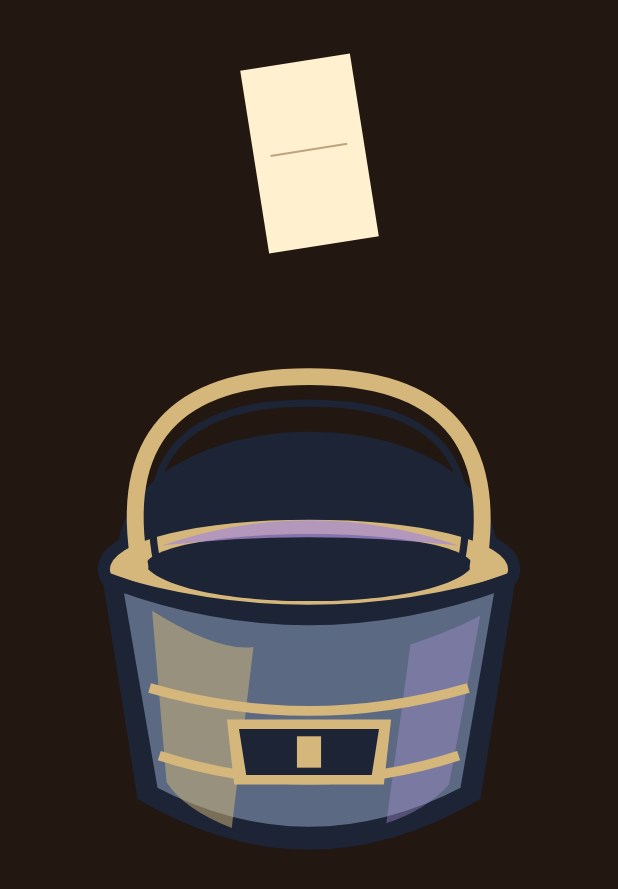
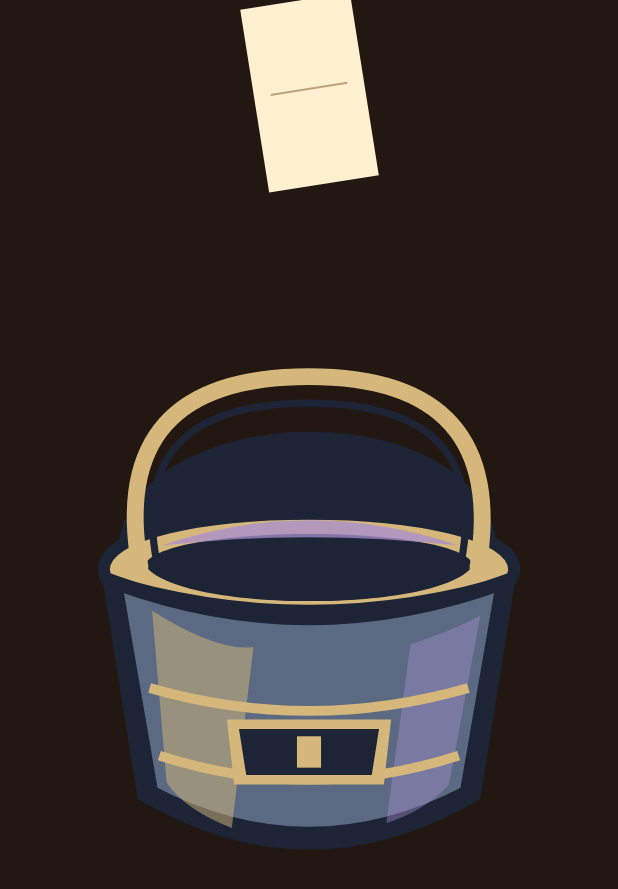
Before and after one commit to shayohekmat-wq/Zimt-Lab-2, an Android app built with Jetpack Compose: the composable LayeredIllustratedBucket called with sample values from the repository, on a phone screen of 412 x 824 dp. Shown: the top 889 px of the screen. Run offline under Robolectric (Android 15) with nearby library versions, the phone set to English and light mode, and no system bars; 1 statement that could not run was skipped.

Commit message:
Make layered paper and nameplate positions responsive to actual tile height

```diff
--- a/app/src/main/java/de/zimt/eimerliste/ui/LayeredIllustratedBucket.kt
+++ b/app/src/main/java/de/zimt/eimerliste/ui/LayeredIllustratedBucket.kt
@@ -48,14 +48,14 @@ fun LayeredIllustratedBucket(
     modifier: Modifier = Modifier
 ) {
     val t = paperProgress.coerceIn(0f, 1f)
-    Box(modifier, contentAlignment = Alignment.Center) {
+    BoxWithConstraints(modifier, contentAlignment = Alignment.Center) {
         Image(painterResource(asset.rear), contentDescription = null,
             modifier = Modifier.fillMaxSize())
         // Paper starts above the rim and descends behind the opaque front.
         Box(Modifier.fillMaxSize(), contentAlignment = Alignment.TopCenter) {
             Box(
                 Modifier.fillMaxWidth(.18f).fillMaxHeight(.15f)
-                    .offset(y = androidx.compose.ui.unit.Dp(256f * (.16f + .35f * t)))
+                    .offset(y = maxHeight * (.16f + .35f * t))
                     .graphicsLayer {
                         rotationZ = -9f + 15f * t
                         alpha = 1f - .20f * t
@@ -75,6 +75,6 @@ fun LayeredIllustratedBucket(
         Text(title, color = Color(0xFFFFE3AB), fontSize = 10.sp,
             fontWeight = FontWeight.Bold, textAlign = TextAlign.Center, maxLines = 2,
             modifier = Modifier.align(Alignment.Center).fillMaxWidth(.28f)
-                .offset(y = androidx.compose.ui.unit.Dp(256f * .22f)))
+                .offset(y = maxHeight * .22f))
     }
 }
```
